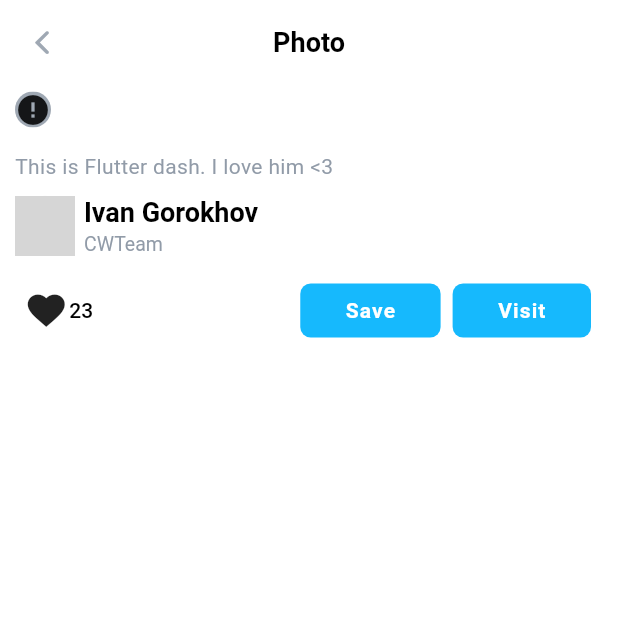
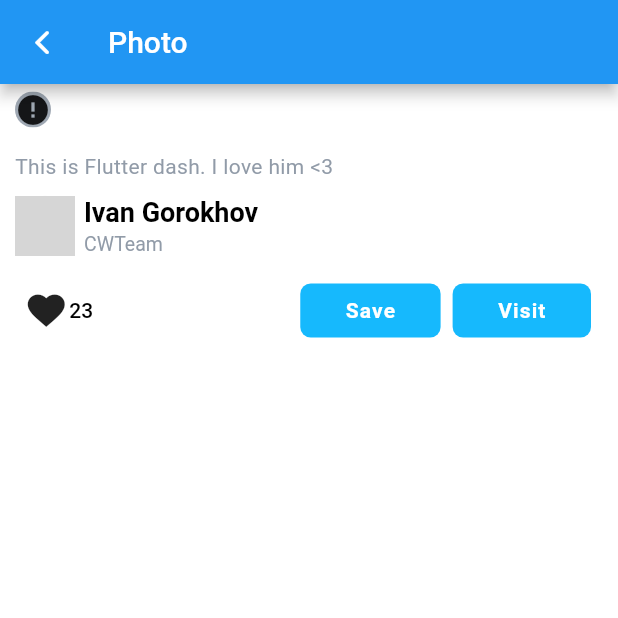
Before and after one commit to dead23angel/educations, a Flutter app: the FullScreenImage screen opened directly, on a phone screen of 412 x 824 dp, the top half of it. Run offline on Flutter 3.47's test engine with Material 2 defaults, Android fonts, the phone set to English and light mode, and no system bars; drawn by our look-alikes of cached_network_image; network calls fail; grey boxes are pictures that could not be loaded.

Commit message:
Задание 3, переделал AppBar

```diff
--- a/lib/screens/photo_screen.dart
+++ b/lib/screens/photo_screen.dart
@@ -25,19 +25,7 @@ class _FullScreenImageState extends State<FullScreenImage> {
   Widget build(BuildContext context) {
     return Scaffold(
       backgroundColor: Colors.white,
-      appBar: AppBar(
-        leading: IconButton(
-          icon: Icon(CupertinoIcons.back, color: AppColors.grayChateau),
-          onPressed: () {
-            Navigator.push(context,
-                MaterialPageRoute(builder: (BuildContext context) => Feed()));
-          },
-        ),
-        title: Text('Photo', style: AppStyles.h1Black),
-        backgroundColor: Colors.white,
-        shadowColor: Colors.transparent,
-        centerTitle: true,
-      ),
+      appBar: _buildAppBar(),
       body: Column(
         crossAxisAlignment: CrossAxisAlignment.start,
         children: <Widget>[
@@ -105,6 +93,17 @@ class _FullScreenImageState extends State<FullScreenImage> {
     );
   }
 
+  Widget _buildAppBar() {
+    return AppBar(
+      title: Text('Photo'),
+      leading: IconButton(
+          icon: const Icon(CupertinoIcons.back),
+          onPressed: () {
+            Navigator.pop(context);
+          }),
+    );
+  }
+
   Widget _buildPhotoMeta() {
     return Row(
       children: <Widget>[
```
